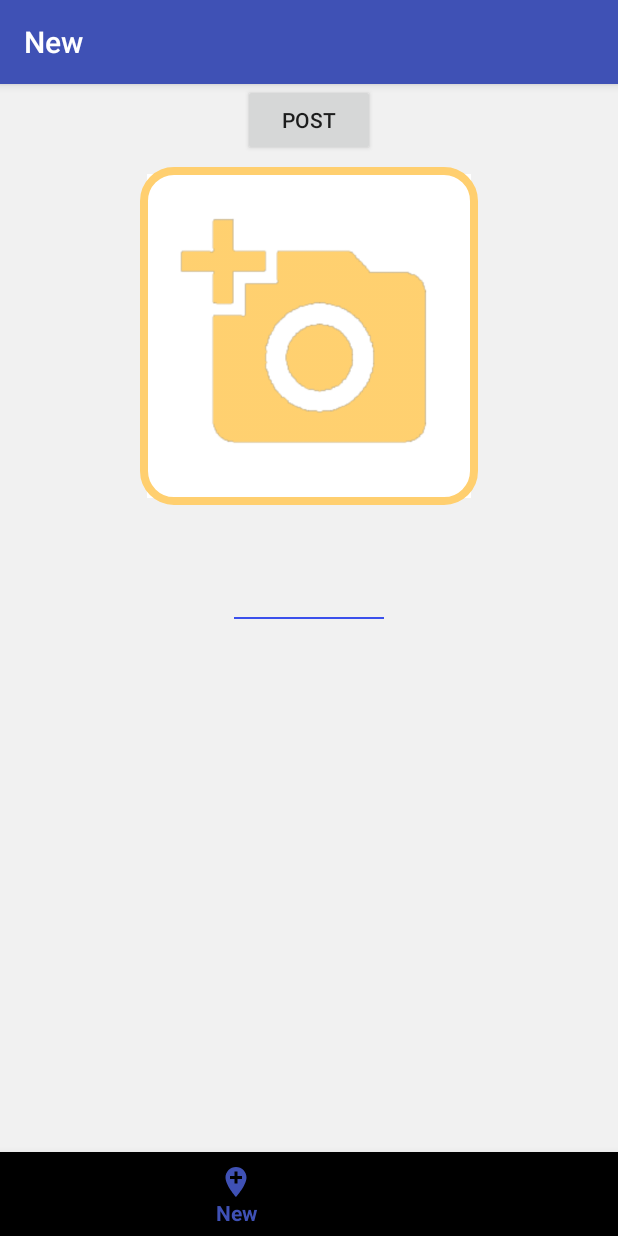
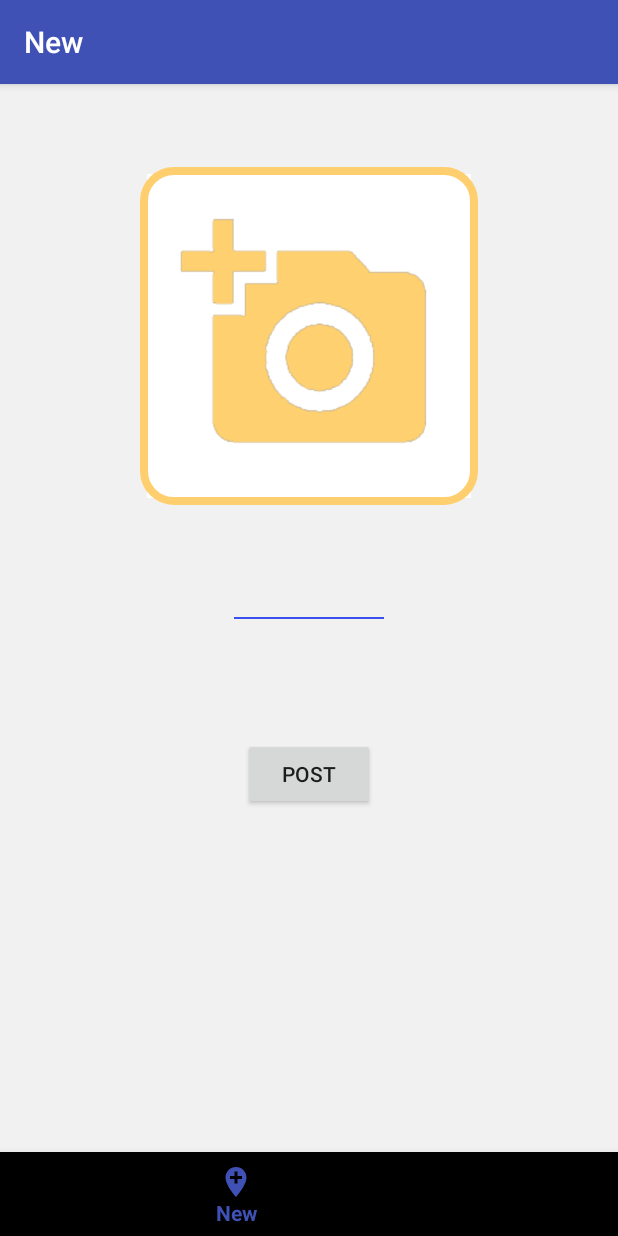
Before and after one commit to TeamMimosa/PupAlert-android, an Android app: the screen it shows after launch (MainActivity), item 2 of the bottom bar chosen, on a phone screen of 412 x 824 dp. Run offline under Robolectric (Android 15) with nearby library versions, the phone set to English and light mode, and no system bars; our stand-ins replace Firebase (no records; nobody signed in at launch, a user with empty details on screens opened directly); libraries missing offline, so code that uses them is left out: com.firebase.geofire; pictures from the network do not load; 4 statements that could not run were skipped.

Commit message:
Fixed typo in layout

```diff
--- a/app/src/main/res/layout/fragment_camera.xml
+++ b/app/src/main/res/layout/fragment_camera.xml
@@ -33,6 +33,6 @@
         android:layout_height="wrap_content"
         android:text="Post"
         android:layout_centerHorizontal="true"
-        android:layoutMarginTop="436dp"/>
+        android:layout_marginTop="436dp"/>
 
 </RelativeLayout>
```
Also changed, not shown: app/src/main/java/com/teammimosa/pupalert_android/NewPostFragment.java (line endings or trailing spaces).
